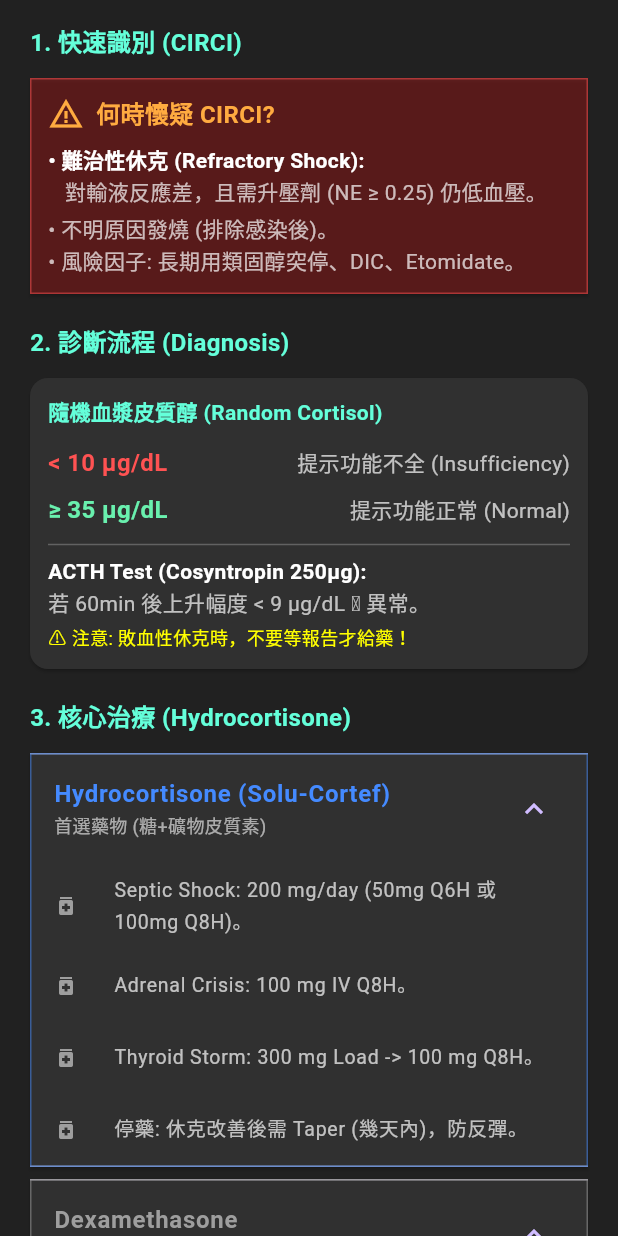
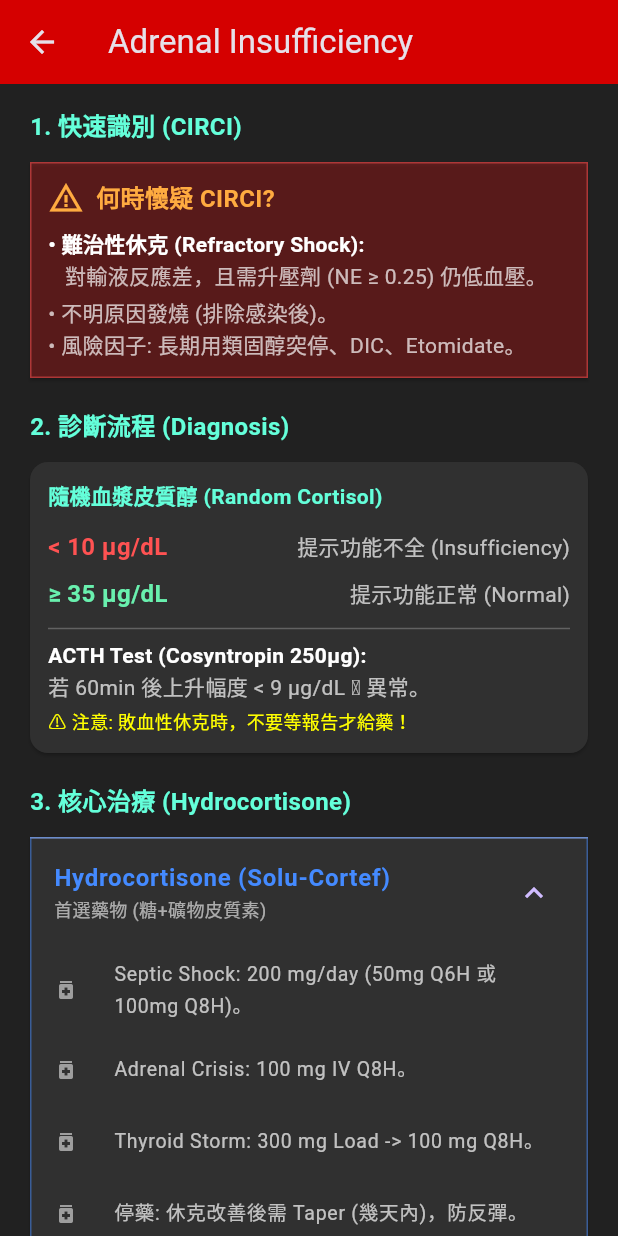
Before and after one commit to b101108063-ops/icu_pocket_guide, a Flutter app: the AdrenalScreen screen opened directly, on a phone screen of 412 x 824 dp. Run offline on Flutter 3.47's test engine with Material 3 defaults, Android fonts, the phone set to English and light mode, and no system bars.

Commit message:
app update

```diff
--- a/lib/screens/adrenal_screen.dart
+++ b/lib/screens/adrenal_screen.dart
@@ -6,9 +6,21 @@ class AdrenalScreen extends StatelessWidget {
 
   @override
   Widget build(BuildContext context) {
-    return Container(
-      color: Colors.grey[900],
-      child: ListView(
+    return Scaffold(
+      // --- 新增這段 AppBar ---
+      appBar: AppBar(
+        title: const Text('Adrenal Insufficiency'), // 標題
+        backgroundColor: Colors.redAccent[700], // 背景色 (配合 CIRCI 危急的主題色)
+        leading: IconButton(
+          // 雖然通常會自動出現，但加上這行可以確保一定有返回鈕
+          icon: const Icon(Icons.arrow_back),
+          onPressed: () => Navigator.pop(context), // 這一行就是「回到上一頁」的指令
+        ),
+      ),
+
+      // -----------------------
+      backgroundColor: Colors.grey[900],
+      body: ListView(
         padding: const EdgeInsets.all(16),
         children: [
           // 1. 快速識別 (CIRCI)
@@ -36,7 +48,24 @@ class AdrenalScreen extends StatelessWidget {
     );
   }
 
-  // --- 1. CIRCI 識別 ---
+  // ... (下面的 _buildCirciCard, _buildDiagnosisCard 等等都不用動，照舊即可) ...
+
+  // 為了完整性，我把下面沒有變動的 Helper Function 也列在這邊，您可以直接複製上面的 build 蓋過去就好
+
+  Widget _buildHeader(String title) {
+    return Padding(
+      padding: const EdgeInsets.only(left: 4, bottom: 8),
+      child: Text(
+        title,
+        style: const TextStyle(
+          color: Colors.tealAccent,
+          fontSize: 16,
+          fontWeight: FontWeight.bold,
+        ),
+      ),
+    );
+  }
+
   Widget _buildCirciCard() {
     return Card(
       color: Colors.red[900]!.withOpacity(0.4),
@@ -86,7 +115,6 @@ class AdrenalScreen extends StatelessWidget {
     );
   }
 
-  // --- 2. 診斷 ---
   Widget _buildDiagnosisCard() {
     return Card(
       color: Colors.grey[850],
@@ -148,7 +176,6 @@ class AdrenalScreen extends StatelessWidget {
     );
   }
 
-  // --- 3. 治療 ---
   Widget _buildTreatmentSection() {
     return Column(
       children: [
@@ -205,7 +232,6 @@ class AdrenalScreen extends StatelessWidget {
     );
   }
 
-  // --- 4. Pearls & Myxedema ---
   Widget _buildPearlsSection() {
     return Column(
       children: [
@@ -266,19 +292,4 @@ class AdrenalScreen extends StatelessWidget {
       ],
     );
   }
-
-  // --- Helpers ---
-  Widget _buildHeader(String title) {
-    return Padding(
-      padding: const EdgeInsets.only(left: 4, bottom: 8),
-      child: Text(
-        title,
-        style: const TextStyle(
-          color: Colors.tealAccent,
-          fontSize: 16,
-          fontWeight: FontWeight.bold,
-        ),
-      ),
-    );
-  }
 }
```
Also changed, not shown: lib/screens/home_screen.dart (+26 -5 lines), lib/screens/menus/endo_menu_screen.dart (+22 -84 lines), docs/assets/fonts/MaterialIcons-Regular.otf, 3 other files.
